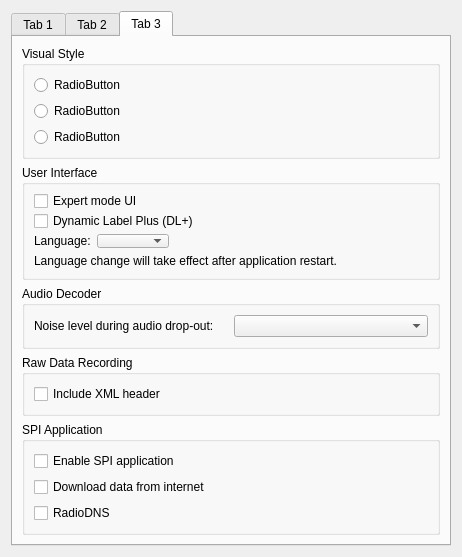
Qt form gui/setupdialog.ui (KejPi/AbracaDABra) before a commit.
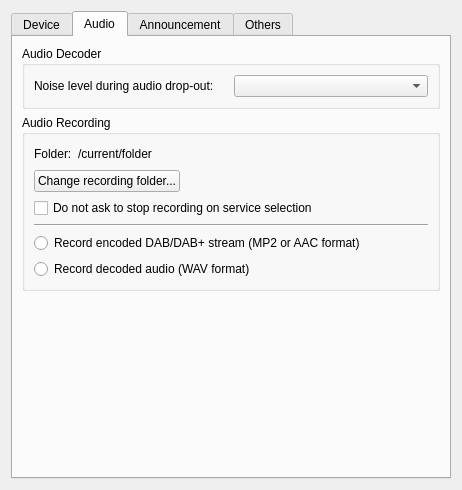
The same form after that commit.

Commit message: Basic implemantation of audio recording feature - to be polished

The edit to the form file:
```diff
--- a/gui/setupdialog.ui
+++ b/gui/setupdialog.ui
@@ -7,7 +7,7 @@
     <x>0</x>
     <y>0</y>
     <width>462</width>
-    <height>557</height>
+    <height>490</height>
    </rect>
   </property>
   <property name="minimumSize">
@@ -35,11 +35,11 @@
       </size>
      </property>
      <property name="currentIndex">
-      <number>2</number>
+      <number>1</number>
      </property>
      <widget class="QWidget" name="tabDevice">
       <attribute name="title">
-       <string notr="true">Tab 1</string>
+       <string notr="true">Device</string>
       </attribute>
       <layout class="QVBoxLayout" name="verticalLayout_4">
        <item>
@@ -984,14 +984,145 @@
        </item>
       </layout>
      </widget>
+     <widget class="QWidget" name="tabAudio">
+      <attribute name="title">
+       <string notr="true">Audio</string>
+      </attribute>
+      <layout class="QVBoxLayout" name="verticalLayout_11">
+       <item>
+        <widget class="QGroupBox" name="audioDecoderGroupBox">
+         <property name="title">
+          <string>Audio Decoder</string>
+         </property>
+         <layout class="QHBoxLayout" name="horizontalLayout_9">
+          <item>
+           <widget class="QLabel" name="label">
+            <property name="text">
+             <string>Noise level during audio drop-out:</string>
+            </property>
+           </widget>
+          </item>
+          <item>
+           <widget class="QComboBox" name="noiseConcealmentCombo"/>
+          </item>
+         </layout>
+        </widget>
+       </item>
+       <item>
+        <widget class="QGroupBox" name="audioRecordingGroupBox">
+         <property name="title">
+          <string>Audio Recording</string>
+         </property>
+         <layout class="QVBoxLayout" name="verticalLayout_12">
+          <item>
+           <layout class="QGridLayout" name="gridLayout_4">
+            <item row="1" column="0">
+             <widget class="QPushButton" name="audioRecordingFolderButton">
+              <property name="text">
+               <string>Change recording folder...</string>
+              </property>
+             </widget>
+            </item>
+            <item row="1" column="1">
+             <spacer name="horizontalSpacer_7">
+              <property name="orientation">
+               <enum>Qt::Horizontal</enum>
+              </property>
+              <property name="sizeHint" stdset="0">
+               <size>
+                <width>40</width>
+                <height>20</height>
+               </size>
+              </property>
+             </spacer>
+            </item>
+            <item row="0" column="0" colspan="2">
+             <layout class="QHBoxLayout" name="horizontalLayout_15">
+              <item>
+               <widget class="QLabel" name="label_3">
+                <property name="text">
+                 <string>Folder:</string>
+                </property>
+               </widget>
+              </item>
+              <item>
+               <widget class="QLabel" name="audioRecordingFolderLabel">
+                <property name="text">
+                 <string notr="true">/current/folder</string>
+                </property>
+               </widget>
+              </item>
+              <item>
+               <spacer name="horizontalSpacer_8">
+                <property name="orientation">
+                 <enum>Qt::Horizontal</enum>
+                </property>
+                <property name="sizeHint" stdset="0">
+                 <size>
+                  <width>40</width>
+                  <height>20</height>
+                 </size>
+                </property>
+               </spacer>
+              </item>
+             </layout>
+            </item>
+           </layout>
+          </item>
+          <item>
+           <widget class="QCheckBox" name="autoStopRecordingCheckBox">
+            <property name="text">
+             <string>Do not ask to stop recording on service selection</string>
+            </property>
+           </widget>
+          </item>
+          <item>
+           <widget class="Line" name="line_3">
+            <property name="orientation">
+             <enum>Qt::Horizontal</enum>
+            </property>
+           </widget>
+          </item>
+          <item>
+           <widget class="QRadioButton" name="audioInRecordingRadioButton">
+            <property name="text">
+             <string>Record encoded DAB/DAB+ stream (MP2 or AAC format)</string>
+            </property>
+           </widget>
+          </item>
+          <item>
+           <widget class="QRadioButton" name="audioOutRecordingRadioButton">
+            <property name="text">
+             <string>Record decoded audio (WAV format)</string>
+            </property>
+           </widget>
+          </item>
+         </layout>
+        </widget>
+       </item>
+       <item>
+        <spacer name="verticalSpacer_7">
+         <property name="orientation">
+          <enum>Qt::Vertical</enum>
+         </property>
+         <property name="sizeHint" stdset="0">
+          <size>
+           <width>20</width>
+           <height>40</height>
+          </size>
+         </property>
+        </spacer>
+       </item>
+      </layout>
+     </widget>
      <widget class="QWidget" name="tabAnnouncement">
       <attribute name="title">
-       <string notr="true">Tab 2</string>
+       <string notr="true">Announcement</string>
       </attribute>
      </widget>
      <widget class="QWidget" name="tabOthers">
       <attribute name="title">
-       <string notr="true">Tab 3</string>
+       <string notr="true">Others</string>
       </attribute>
       <layout class="QVBoxLayout" name="verticalLayout_6">
        <item>
@@ -1084,25 +1215,6 @@
          </layout>
         </widget>
        </item>
-       <item>
-        <widget class="QGroupBox" name="audioDecoderGroupBox">
-         <property name="title">
-          <string>Audio Decoder</string>
-         </property>
-         <layout class="QHBoxLayout" name="horizontalLayout_9">
-          <item>
-           <widget class="QLabel" name="label">
-            <property name="text">
-             <string>Noise level during audio drop-out:</string>
-            </property>
-           </widget>
-          </item>
-          <item>
-           <widget class="QComboBox" name="noiseConcealmentCombo"/>
-          </item>
-         </layout>
-        </widget>
-       </item>
        <item>
         <widget class="QGroupBox" name="recordingGroupBox">
          <property name="title">
```
The commit also changes 14 other files.
